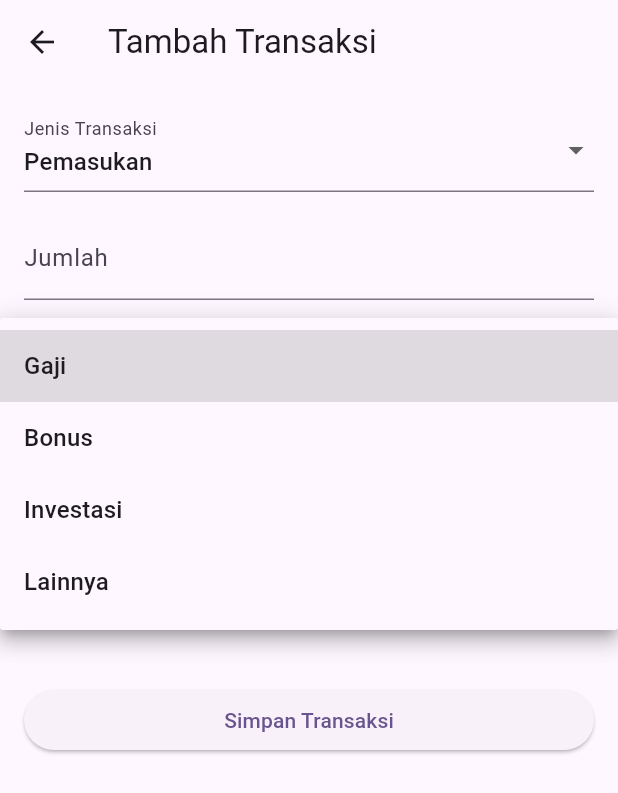
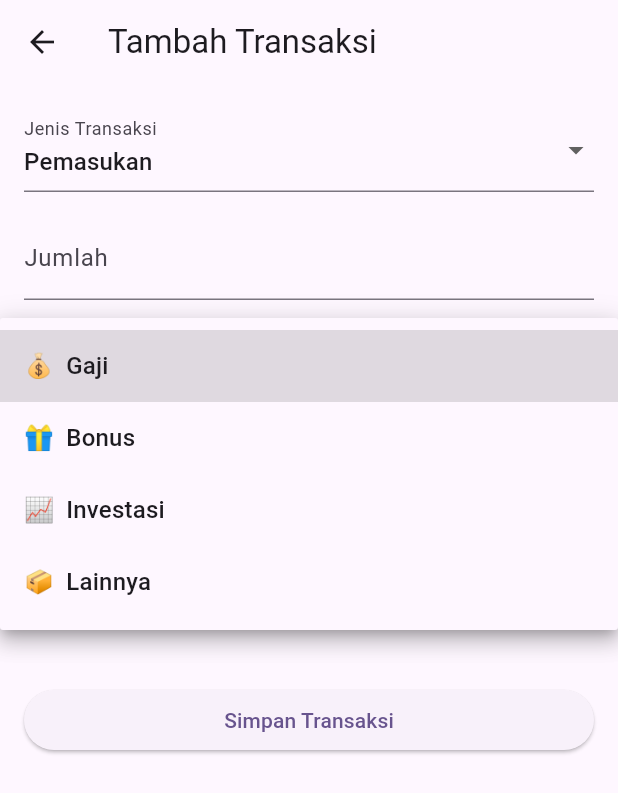
Before and after one commit to gerrybagaskoro/tugas_13_ppkdjp_mpro_b3_2025, a Flutter app: the AddTransactionScreen screen opened by its route, after a tap on "Kategori", on a phone screen of 412 x 824 dp. Shown: the top 793 px of the screen. Run offline on Flutter 3.47's test engine with Material 3 defaults, Android fonts, the phone set to English and light mode, and no system bars; our stand-ins replace fl_chart, lottie, shared_preferences, sqflite; accounts and stored records are empty.

Commit message:
Add category emoji support: integrate emoji display in transaction screens and implement category constants

```diff
--- a/lib/screens/add_transaction_screen.dart
+++ b/lib/screens/add_transaction_screen.dart
@@ -5,6 +5,7 @@ import 'package:flutter/services.dart';
 import 'package:tugas_13_laporan_keuangan_harian/models/transaction.dart';
 // import 'package:tugas_13_laporan_keuangan_harian/models/transaksi.dart';
 import 'package:tugas_13_laporan_keuangan_harian/sqflite/db_helper.dart';
+import 'package:tugas_13_laporan_keuangan_harian/utils/category_constants.dart';
 import 'package:tugas_13_laporan_keuangan_harian/utils/currency_input_formatter.dart';
 
 class AddTransactionScreen extends StatefulWidget {
@@ -98,22 +99,25 @@ class _AddTransactionScreenState extends State<AddTransactionScreen> {
               ),
               SizedBox(height: 16),
               DropdownButtonFormField<String>(
-                value:
-                    kategoriController.text.isEmpty ||
-                        !(selectedJenis == 'Pemasukan'
-                                ? kategoriPemasukan
-                                : kategoriPengeluaran)
-                            .contains(kategoriController.text)
+                value: kategoriController.text.isEmpty
                     ? null
                     : kategoriController.text,
                 items:
                     (selectedJenis == 'Pemasukan'
-                            ? kategoriPemasukan
-                            : kategoriPengeluaran)
+                            ? CategoryConstants.kategoriPemasukan
+                            : CategoryConstants.kategoriPengeluaran)
                         .map((String value) {
                           return DropdownMenuItem<String>(
                             value: value,
-                            child: Text(value),
+                            child: Row(
+                              children: [
+                                Text(
+                                  CategoryConstants.getEmojiForCategory(value),
+                                ),
+                                SizedBox(width: 8),
+                                Text(value),
+                              ],
+                            ),
                           );
                         })
                         .toList(),
--- /dev/null
+++ b/lib/utils/category_constants.dart
@@ -0,0 +1,33 @@
+class CategoryConstants {
+  static const Map<String, String> categoryEmojis = {
+    // Pemasukan
+    'Gaji': '💰',
+    'Bonus': '🎁',
+    'Investasi': '📈',
+    'Lainnya': '📦',
+
+    // Pengeluaran
+    'Makanan': '🍔',
+    'Transportasi': '🚗',
+    'Hiburan': '🎬',
+    'Tagihan': '🧾',
+  };
+
+  static List<String> get kategoriPemasukan => [
+    'Gaji',
+    'Bonus',
+    'Investasi',
+    'Lainnya',
+  ];
+  static List<String> get kategoriPengeluaran => [
+    'Makanan',
+    'Transportasi',
+    'Hiburan',
+    'Tagihan',
+    'Lainnya',
+  ];
+
+  static String getEmojiForCategory(String category) {
+    return categoryEmojis[category] ?? '📦'; // Default emoji
+  }
+}
```
Also changed, not shown: lib/screens/dashboard_screen.dart (+62 -9 lines), lib/screens/edit_transaction_screen.dart (+16 -11 lines), lib/screens/statistic_screen.dart (+10 -5 lines).
